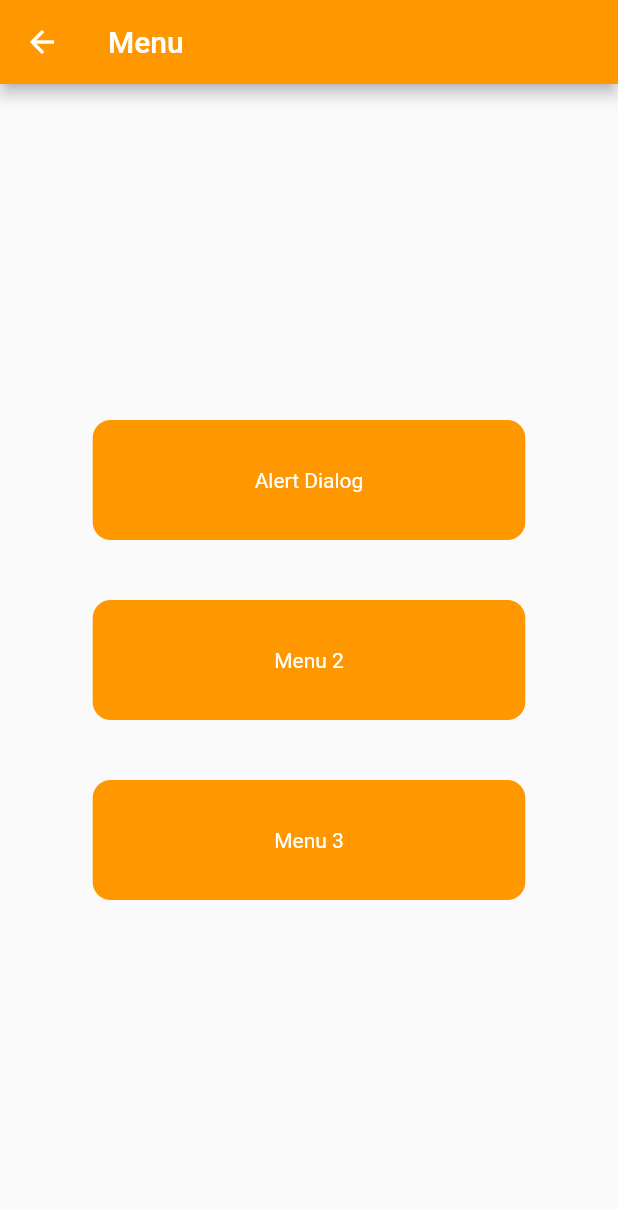
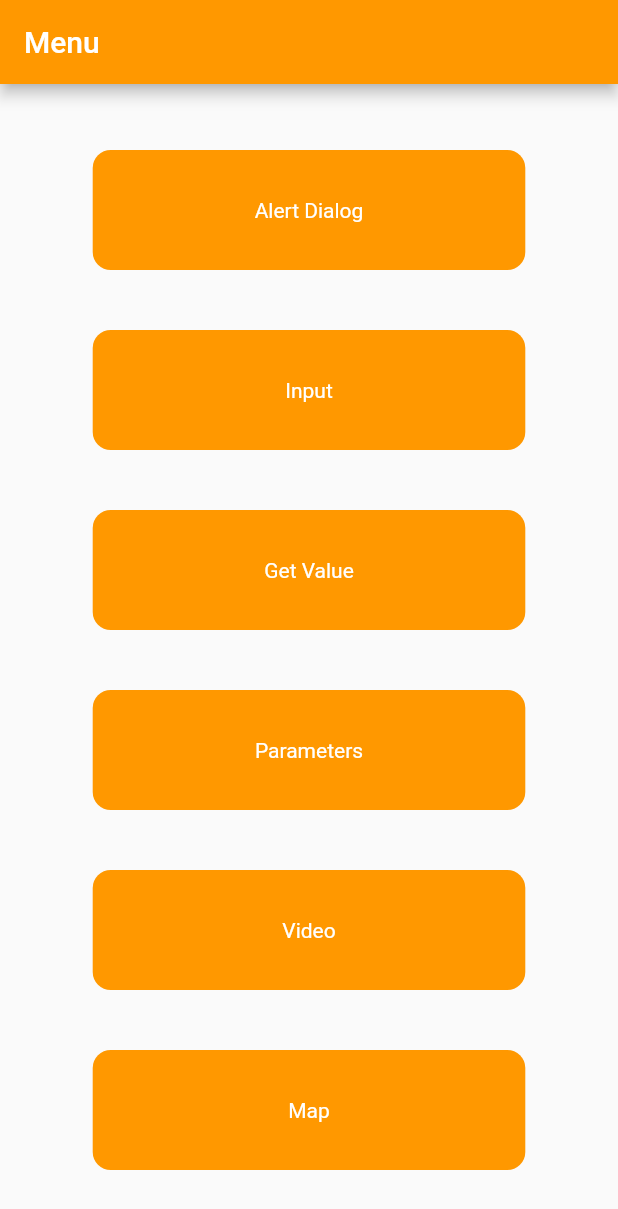
Before and after one commit to IbrahimRuben/tutoflutter, a Flutter app: the MenuPage screen opened directly, on a phone screen of 412 x 824 dp. Shown: the top 1209 px of the screen. Run offline on Flutter 3.47's test engine with Material 2 defaults, Android fonts, the phone set to English and light mode, and no system bars.

Commit message:
Step 2: Menu

```diff
--- a/lib/pages/menu_page.dart
+++ b/lib/pages/menu_page.dart
@@ -10,6 +10,7 @@ class MenuPage extends StatelessWidget {
       appBar: AppBar(
         title: const Text('Menu'),
         backgroundColor: Colors.orange,
+        automaticallyImplyLeading: false, //NUEVO
       ),
       body: SafeArea(
         child: Center(
@@ -18,9 +19,15 @@ class MenuPage extends StatelessWidget {
             children: [
               MyMenuButton(title: "Alert Dialog", onTap: () {}),
               const SizedBox(height: 40),
-              MyMenuButton(title: "Menu 2", onTap: () {}),
+              MyMenuButton(title: "Input", onTap: () {}),
               const SizedBox(height: 40),
-              MyMenuButton(title: "Menu 3", onTap: () {}),
+              MyMenuButton(title: "Get Value", onTap: () {}),
+              const SizedBox(height: 40),
+              MyMenuButton(title: "Parameters", onTap: () {}),
+              const SizedBox(height: 40),
+              MyMenuButton(title: "Video", onTap: () {}),
+              const SizedBox(height: 40),
+              MyMenuButton(title: "Map", onTap: () {}),
             ],
           ),
         ),
```
